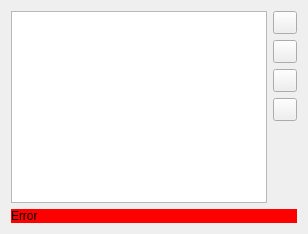
First picture: the form in src/plugins/qt4projectmanager/qt-s60/s60devicespreferencepane.ui, repository qt-creator/qt-creator, before the edit.
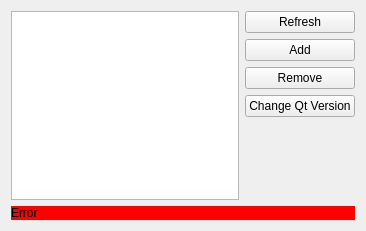
Second picture: the form after the edit.

```diff
--- a/src/plugins/qt4projectmanager/qt-s60/s60devicespreferencepane.ui
+++ b/src/plugins/qt4projectmanager/qt-s60/s60devicespreferencepane.ui
@@ -2,6 +2,14 @@
 <ui version="4.0">
  <class>Qt4ProjectManager::Internal::S60DevicesPreferencePane</class>
  <widget class="QWidget" name="Qt4ProjectManager::Internal::S60DevicesPreferencePane">
+  <property name="geometry">
+   <rect>
+    <x>0</x>
+    <y>0</y>
+    <width>366</width>
+    <height>231</height>
+   </rect>
+  </property>
   <property name="windowTitle">
    <string>Form</string>
   </property>
@@ -27,30 +35,42 @@
      <item>
       <layout class="QVBoxLayout" name="buttonLayout">
        <item>
-        <widget class="QToolButton" name="refreshButton">
+        <widget class="QPushButton" name="refreshButton">
          <property name="toolTip">
           <string>Refresh</string>
          </property>
+         <property name="text">
+          <string>Refresh</string>
+         </property>
         </widget>
        </item>
        <item>
-        <widget class="QToolButton" name="addButton">
+        <widget class="QPushButton" name="addButton">
          <property name="toolTip">
           <string>Add</string>
          </property>
+         <property name="text">
+          <string>Add</string>
+         </property>
         </widget>
        </item>
        <item>
-        <widget class="QToolButton" name="changeQtButton">
+        <widget class="QPushButton" name="removeButton">
+         <property name="toolTip">
+          <string>Remove</string>
+         </property>
+         <property name="text">
+          <string>Remove</string>
+         </property>
+        </widget>
+       </item>
+       <item>
+        <widget class="QPushButton" name="changeQtButton">
          <property name="toolTip">
           <string>Change Qt version</string>
          </property>
-        </widget>
-       </item>
-       <item>
-        <widget class="QToolButton" name="removeButton">
-         <property name="toolTip">
-          <string>Remove</string>
+         <property name="text">
+          <string>Change Qt Version</string>
          </property>
         </widget>
        </item>
```
